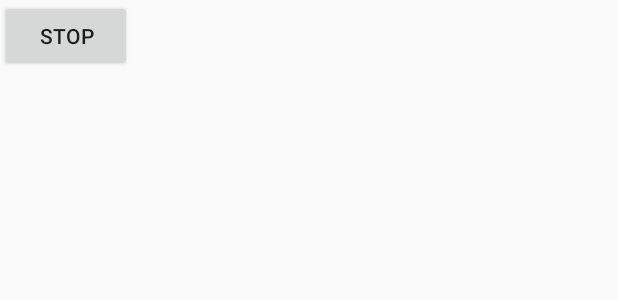
After one commit to akshah1997/KJSCE-Hackathon, an Android app: the layout activity_alarm_receiver.xml on its own in the app's theme, with its tools: preview values and no code run, on a phone screen of 412 x 824 dp. The commit adds this screen. Shown: the top 300 px of the screen. Run offline under Robolectric (Android 15) with nearby library versions, the phone set to English and light mode, and no system bars.

Commit message:
Setting alarms and sending mail

```diff
--- a/app/build.gradle
+++ b/app/build.gradle
@@ -34,11 +34,11 @@ android {
 
 
 dependencies {
-
     compile fileTree(include: ['*.jar'], dir: 'libs')
     androidTestCompile('com.android.support.test.espresso:espresso-core:2.2.2', {
         exclude group: 'com.android.support', module: 'support-annotations'
     })
+    compile files('C:/Users/4nonymous/AndroidStudioProjects/KJSCE-Hackathon/libs/google-http-client-1.21.0.jar')
     compile 'com.android.support:appcompat-v7:25.3.1'
     compile 'com.android.support.constraint:constraint-layout:1.0.2'
     compile 'com.github.bassaer:chatmessageview:1.3.5'
@@ -48,5 +48,4 @@ dependencies {
     compile 'commons-io:commons-io:2.4'
     compile 'com.txusballesteros:bubbles:1.2.1'
     testCompile 'junit:junit:4.12'
-    compile files('C:/Users/G3n/AndroidStudioProjects/KJSCE-Hackathon/libs/google-http-client-1.21.0.jar')
 }
--- a/app/src/main/AndroidManifest.xml
+++ b/app/src/main/AndroidManifest.xml
@@ -19,7 +19,8 @@
                 <category android:name="android.intent.category.LAUNCHER" />
             </intent-filter>
         </activity>
-        <activity android:name=".Bubble"/>
+        <activity android:name=".Bubble" />
+        <activity android:name=".AlarmReceiver"></activity>
     </application>
 
 </manifest>
--- /dev/null
+++ b/app/src/main/res/layout/activity_alarm_receiver.xml
@@ -0,0 +1,13 @@
+<?xml version="1.0" encoding="utf-8"?>
+<android.support.constraint.ConstraintLayout xmlns:android="http://schemas.android.com/apk/res/android"
+    xmlns:tools="http://schemas.android.com/tools"
+    android:layout_width="match_parent"
+    android:layout_height="match_parent"
+    tools:context="com.akshay.kjsce_hackathon.AlarmReceiver">
+    <Button
+        android:id="@+id/stop_alarm"
+        android:layout_width="wrap_content"
+        android:layout_height="wrap_content"
+        android:text="stop" />
+
+</android.support.constraint.ConstraintLayout>
```
Also changed, not shown: app/src/main/java/com/akshay/kjsce_hackathon/AlarmReceiver.java (added, +76 -0 lines), app/src/main/java/com/akshay/kjsce_hackathon/MainActivity.java (+69 -3 lines).
